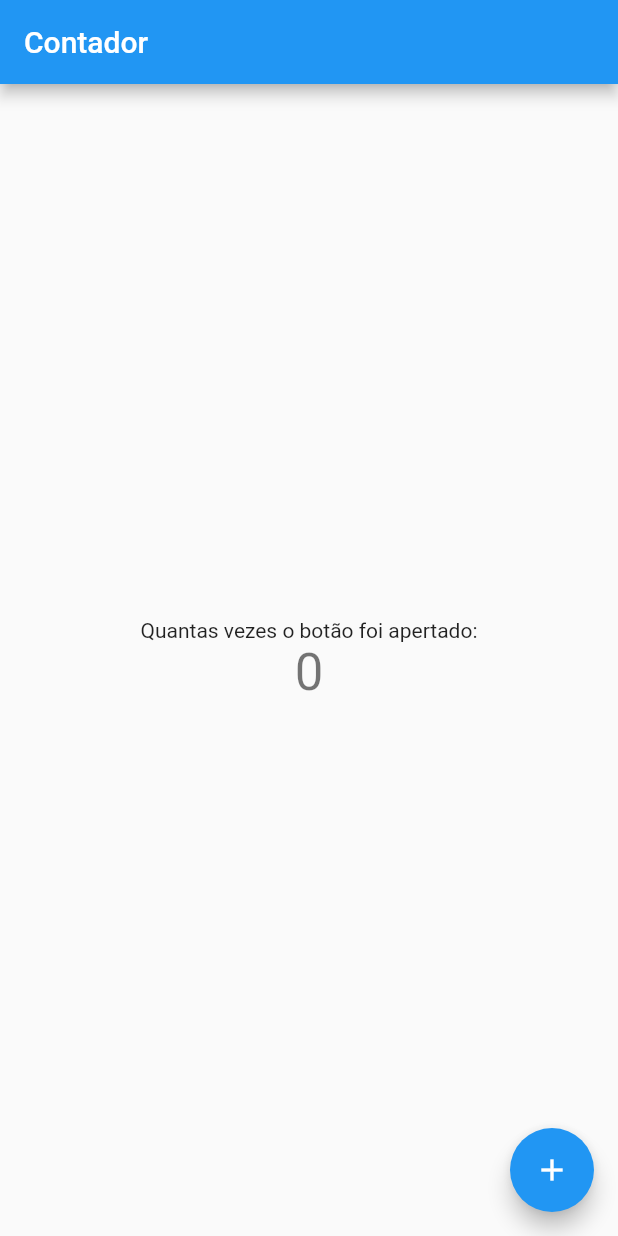
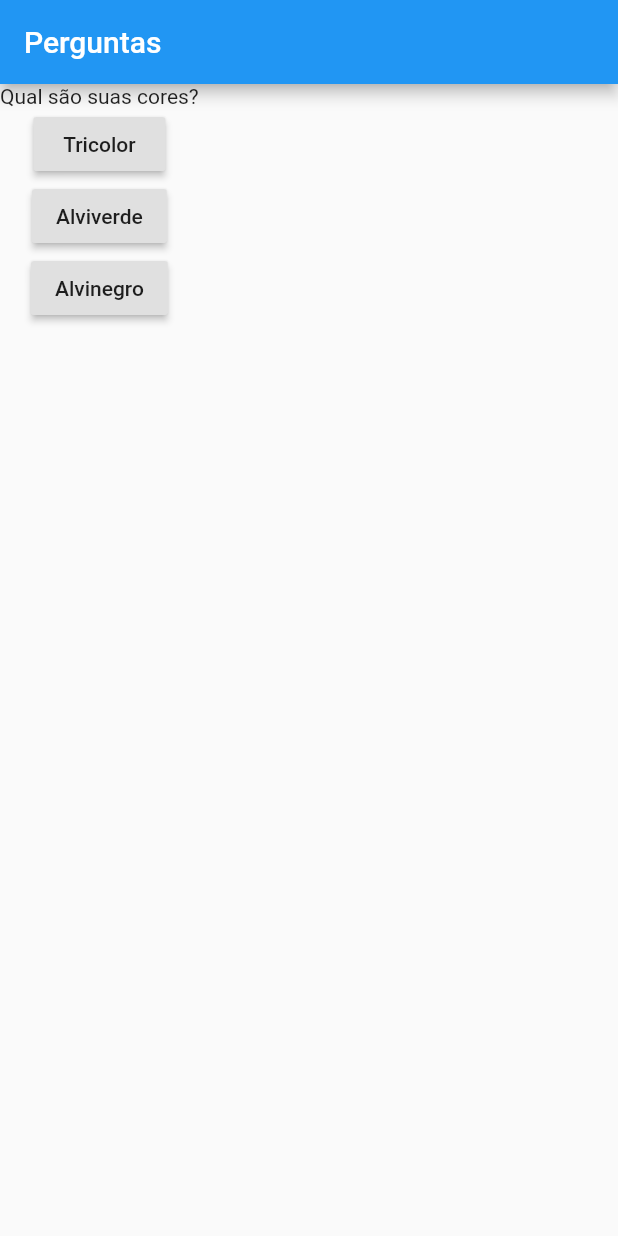
Before and after one commit to lvneves2010/perguntas, a Flutter app: the screen it shows after launch, on a phone screen of 412 x 824 dp. Run offline on Flutter 3.47's test engine with Material 2 defaults, Android fonts, the phone set to English and light mode, and no system bars.

Commit message:
estrutura basica Appbar + Column

```diff
--- a/lib/main.dart
+++ b/lib/main.dart
@@ -1,66 +1,103 @@
 import 'package:flutter/material.dart';
 
-void main() {
-  runApp(MyApp());
-}
+main() => runApp(PerguntaApp());
 
-class MyApp extends StatelessWidget {
+class PerguntaApp extends StatelessWidget {
+
+  void responder() {
+    print('Pergunta respondida!');
+  }
+
   @override
   Widget build(BuildContext context) {
+    final perguntas = [
+      'Qual são suas cores?',
+      "prefere cachorro ou gato?",
+    ];
+
+
     return MaterialApp(
-      title: 'Flutter Demo',
-      theme: ThemeData(
-        primarySwatch: Colors.blue,
-        visualDensity: VisualDensity.adaptivePlatformDensity,
+      home: Scaffold(
+        appBar: AppBar(
+          title: Text('Perguntas') ,
+        ),
+        body: Column(
+          children: <Widget>[
+            Text(perguntas[0]),
+            RaisedButton(
+              child: Text('Tricolor'),
+              onPressed: responder,
+            ),
+            RaisedButton(
+              child: Text('Alviverde'),
+              onPressed: () {
+                print('Resposta 2!!');
+              },
+            ),
+            RaisedButton(
+              child: Text('Alvinegro'),
+              onPressed: () => print('Resposta 3 !!!'),
+            )
+          ],
+        ),
       ),
-      home: MyHomePage(title: 'Contador'),
     );
   }
 }
 
-class MyHomePage extends StatefulWidget {
-  MyHomePage({Key key, this.title}) : super(key: key);
+// class MyHomePage extends StatefulWidget {
+//   MyHomePage({Key key, this.title}) : super(key: key);
 
-  final String title;
+//   final String title;
 
-  @override
-  _MyHomePageState createState() => _MyHomePageState();
-}
+//   @override
+//   _MyHomePageState createState() => _MyHomePageState();
+// }
 
-class _MyHomePageState extends State<MyHomePage> {
-  int _counter = 0;
+// class _MyHomePageState extends State<MyHomePage> {
+//   int _counter = 0;
 
-  void _incrementCounter() {
-    setState(() {
-      _counter++;
-    });
-  }
+//   void _incrementCounter() {
+//     setState(() {
+//       _counter++;
+//     });
+//   }
 
-  @override
-  Widget build(BuildContext context) {
-    return Scaffold(
-      appBar: AppBar(
-        title: Text(widget.title),
-      ),
-      body: Center(
-        child: Column(
-          mainAxisAlignment: MainAxisAlignment.center,
-          children: <Widget>[
-            Text(
-              'Quantas vezes o botão foi apertado:',
-            ),
-            Text(
-              '$_counter',
-              style: Theme.of(context).textTheme.headline4,
-            ),
-          ],
-        ),
-      ),
-      floatingActionButton: FloatingActionButton(
-        onPressed: _incrementCounter,
-        tooltip: 'Increment',
-        child: Icon(Icons.add),
-      ),
-    );
-  }
-}
+//   void _resetCounter() {
+//     setState(() {
+//       _counter = 0;
+//     });
+//   }
+
+//   @override
+//   Widget build(BuildContext context) {
+//     return Scaffold(
+//       appBar: AppBar(
+//         title: Text(widget.title),
+//       ),
+//       body: Center(
+//         child: Column(
+//           mainAxisAlignment: MainAxisAlignment.center,
+//           children: <Widget>[
+//             Text(
+//               'Quantas vezes o botão foi apertado:',
+//             ),
+//             Text(
+//               '$_counter',
+//               style: Theme.of(context).textTheme.headline4,
+//             ),
+//             FlatButton(
+//               onPressed: _resetCounter,
+//               child: Icon(Icons.autorenew),
+//       ),
+//           ],
+//         ),
+//       ),
+//       floatingActionButton: FloatingActionButton(
+//         onPressed: _incrementCounter,
+//         tooltip: 'Increment',
+//         child: Icon(Icons.add),
+//       ),
+//     );
+//   }
+// }
```
